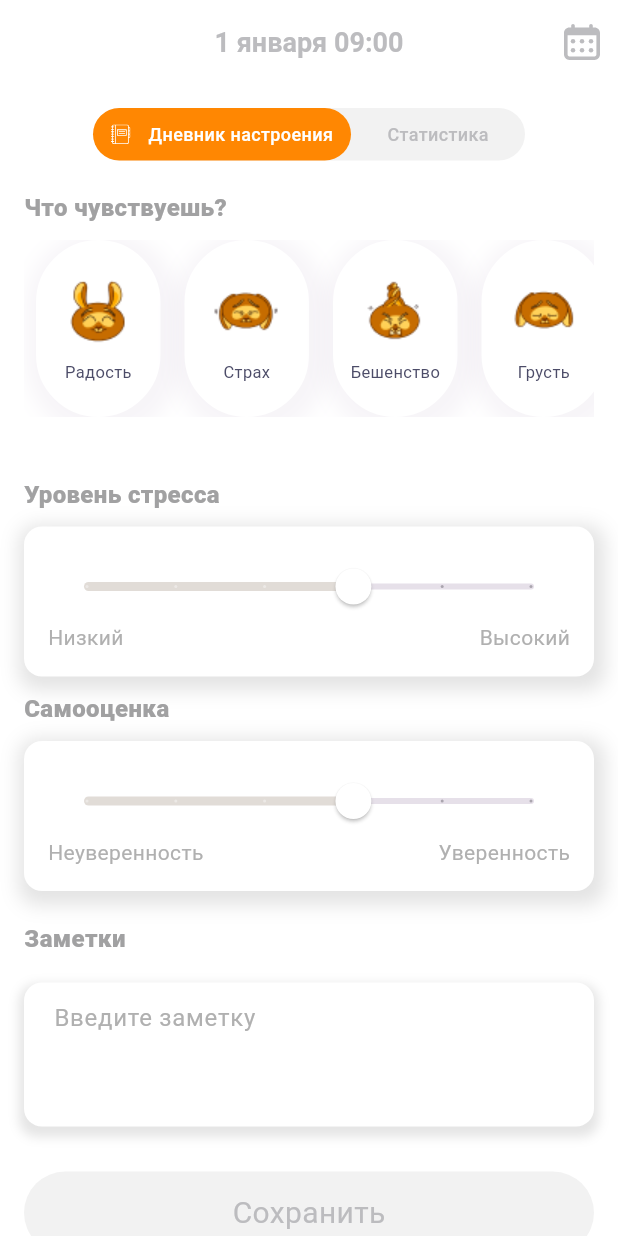
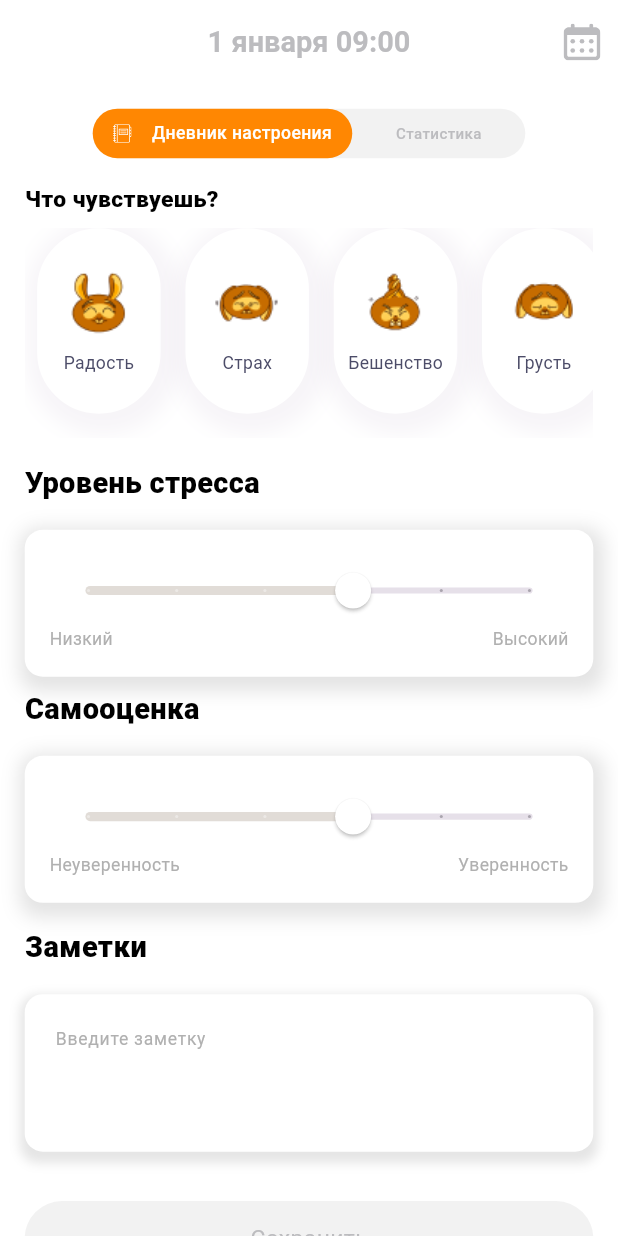
Before and after one commit to KadirovAd/emo_diary, a Flutter app: the screen it shows after launch, on a phone screen of 412 x 824 dp. Run offline on Flutter 3.47's test engine with Material 3 defaults, Android fonts, the phone set to English and light mode, and no system bars; our stand-ins replace flutter_svg, responsive_sizer; missing offline and left inert: paged_vertical_calendar.

Commit message:
its done

```diff
--- a/lib/src/constants/text_styles/text_styles.dart
+++ b/lib/src/constants/text_styles/text_styles.dart
@@ -20,7 +20,7 @@ class AppTextStyles {
   );
 
   static const sectionTitle = TextStyle(
-    color: Color.fromARGB(255, 161, 161, 162),
+    color: Colors.black,
     fontSize: 16,
     fontWeight: FontWeight.w800,
   );
--- a/lib/src/presentation/pages/calendar_monthe.dart
+++ b/lib/src/presentation/pages/calendar_monthe.dart
@@ -1,5 +1,6 @@
 import 'package:emo_diary/src/constants/text_styles/text_styles.dart';
 import 'package:flutter/material.dart';
+import 'package:responsive_sizer/responsive_sizer.dart';
 
 class CalendarView extends StatelessWidget {
   const CalendarView({super.key});
@@ -45,11 +46,11 @@ class CalendarView extends StatelessWidget {
     return Column(
       children: [
         Padding(
-          padding: const EdgeInsets.symmetric(vertical: 16.0),
+          padding: EdgeInsets.symmetric(vertical: 2.h),
           child: Center(
             child: Text(
               year.toString(),
-              style: AppTextStyles.sectionTitle,
+              style: AppTextStyles.sectionTitle.copyWith(fontSize: 18.sp),
             ),
           ),
         ),
@@ -78,8 +79,8 @@ class CalendarView extends StatelessWidget {
       bool isToday = DateTime.now()
           .isAtSameMomentAs(DateTime(monthDate.year, monthDate.month, day));
       return Container(
-        width: 40.0,
-        height: 40.0,
+        width: 10.w,
+        height: 10.w,
         decoration: BoxDecoration(
           shape: BoxShape.circle,
           color: isToday ? Colors.orange : Colors.transparent,
@@ -89,7 +90,7 @@ class CalendarView extends StatelessWidget {
             day.toString(),
             style: TextStyle(
               color: isToday ? Colors.white : Colors.black,
-              fontSize: 12,
+              fontSize: 14.sp,
             ),
           ),
         ),
@@ -97,20 +98,20 @@ class CalendarView extends StatelessWidget {
     }));
 
     return Padding(
-      padding: const EdgeInsets.all(3.0),
+      padding: EdgeInsets.all(1.w),
       child: SizedBox(
-        width: 170,
+        width: 45.w,
         child: Column(
           crossAxisAlignment: CrossAxisAlignment.start,
           children: [
             Text(
               monthName,
-              style: const TextStyle(
-                  fontSize: 16,
+              style: TextStyle(
+                  fontSize: 16.sp,
                   color: Colors.black,
                   fontWeight: FontWeight.w700),
             ),
-            const SizedBox(height: 4.0),
+            SizedBox(height: 1.h),
             GridView.count(
               crossAxisCount: 7,
               shrinkWrap: true,
@@ -132,16 +133,16 @@ class CalendarView extends StatelessWidget {
         actions: [
           TextButton(
               onPressed: () {},
-              child: const Text(
+              child: Text(
                 'Сегодня',
-                style: AppTextStyles.appBarTitle,
+                style: AppTextStyles.appBarTitle.copyWith(fontSize: 18.sp),
               )),
         ],
         centerTitle: true,
       ),
       body: SingleChildScrollView(
         child: Padding(
-          padding: const EdgeInsets.all(8.0),
+          padding: EdgeInsets.all(2.w),
           child: Column(
             children: buildYearWidgets(context),
           ),
--- a/lib/src/presentation/pages/calendar_screen.dart
+++ b/lib/src/presentation/pages/calendar_screen.dart
@@ -3,6 +3,7 @@ import 'package:flutter/material.dart';
 import 'package:intl/intl.dart';
 import 'package:paged_vertical_calendar/paged_vertical_calendar.dart';
 import 'package:emo_diary/src/presentation/pages/calendar_monthe.dart';
+import 'package:responsive_sizer/responsive_sizer.dart';
 
 class DatePicker extends StatefulWidget {
   const DatePicker({super.key});
@@ -23,25 +24,26 @@ class _DatePickerState extends State<DatePicker> {
   @override
   Widget build(BuildContext context) {
     return Scaffold(
+      backgroundColor: Colors.white,
       appBar: AppBar(
         backgroundColor: Colors.white,
         actions: [
           TextButton(
             onPressed: () {},
-            child: const Text(
+            child: Text(
               'Сегодня',
-              style: AppTextStyles.appBarTitle,
+              style: AppTextStyles.appBarTitle.copyWith(fontSize: 18.sp),
             ),
           ),
         ],
       ),
       body: Padding(
-        padding: const EdgeInsets.all(12.0),
+        padding: EdgeInsets.all(2.w),
         child: Material(
           child: PagedVerticalCalendar(
             monthBuilder: (context, month, year) {
               return Padding(
-                padding: const EdgeInsets.only(right: 290),
+                padding: EdgeInsets.only(right: 70.w),
                 child: GestureDetector(
                   onTap: () {
                     Navigator.push(
@@ -56,11 +58,15 @@ class _DatePickerState extends State<DatePicker> {
                     children: [
                       Text(
                         DateFormat('yyyy').format(DateTime(year, month)),
-                        style: AppTextStyles.sectionTitle,
+                        style: const TextStyle(
+                                color: Color.fromARGB(255, 208, 208, 208),
+                                fontWeight: FontWeight.w600)
+                            .copyWith(fontSize: 16.sp),
                       ),
                       Text(
                         DateFormat('MMMM').format(DateTime(year, month)),
-                        style: AppTextStyles.monthName,
+                        style:
+                            AppTextStyles.monthName.copyWith(fontSize: 18.sp),
                       ),
                     ],
                   ),
@@ -79,15 +85,16 @@ class _DatePickerState extends State<DatePicker> {
                   }
                 }),
                 child: Container(
-                  margin: const EdgeInsets.all(4),
+                  margin: EdgeInsets.all(1.w),
                   decoration: BoxDecoration(
-                    color: inRange ? const Color(0x3FFF8702) : Colors.white,
+                    color:
+                        inRange ? const Color(0x3FFF8702) : Colors.transparent,
                     borderRadius: BorderRadius.circular(50),
                   ),
                   child: Center(
                     child: Text(
                       DateFormat('d').format(date),
-                      style: AppTextStyles.dayNumber,
+                      style: AppTextStyles.dayNumber.copyWith(fontSize: 15.sp),
                     ),
                   ),
                 ),
--- a/lib/src/presentation/pages/mood_tracker_page.dart
+++ b/lib/src/presentation/pages/mood_tracker_page.dart
@@ -1,3 +1,4 @@
+import 'package:emo_diary/src/presentation/widgets/build_emotion_button.dart';
 import 'package:flutter/material.dart';
 import 'package:flutter_svg/flutter_svg.dart';
 import 'package:emo_diary/src/constants/decoration/decoration.dart';
@@ -5,6 +6,7 @@ import 'package:emo_diary/src/constants/list_view/list_view_widget.dart';
 import 'package:emo_diary/src/constants/text_styles/text_styles.dart';
 import 'package:emo_diary/src/presentation/widgets/slider_wedget/slider_wedget.dart';
 import 'package:emo_diary/src/presentation/pages/calendar_screen.dart';
+import 'package:responsive_sizer/responsive_sizer.dart';
 
 class MoodTrackerPage extends StatefulWidget {
   const MoodTrackerPage({super.key});
@@ -92,7 +94,10 @@ class _MoodTrackerPageState extends State<MoodTrackerPage> {
       appBar: AppBar(
         backgroundColor: Colors.white,
         centerTitle: true,
-        title: const Text('1 января 09:00', style: AppTextStyles.appBarTitle),
+        title: Text(
+          '1 января 09:00',
+          style: AppTextStyles.appBarTitle.copyWith(fontSize: 18.sp),
+        ),
         actions: [
           IconButton(
             onPressed: () {
@@ -103,31 +108,34 @@ class _MoodTrackerPageState extends State<MoodTrackerPage> {
                 ),
               );
             },
-            icon: SvgPicture.asset('assets/icons/wether.svg'),
+            icon: SvgPicture.asset(
+              'assets/icons/wether.svg',
+              height: 3.h,
+            ),
           ),
         ],
       ),
       body: SingleChildScrollView(
         child: Padding(
-          padding: const EdgeInsets.all(16.0),
+          padding: EdgeInsets.all(4.w),
           child: Column(
             crossAxisAlignment: CrossAxisAlignment.start,
             children: [
               Center(
                 child: SizedBox(
-                  width: 288,
-                  height: 35,
+                  width: 70.w,
+                  height: 4.h,
                   child: Stack(
                     children: [
                       Container(
-                        width: 288,
-                        height: 35,
+                        width: 70.w,
+                        height: 4.h,
                         decoration: AppDecoration.switchButtonContainer,
                         child: Row(
                           children: [
                             Container(
-                              width: 172,
-                              height: 35,
+                              width: 42.w,
+                              height: 4.h,
                               decoration: AppDecoration.switchButtonActive,
                               child: Row(
                                 mainAxisAlignment:
@@ -135,20 +143,22 @@ class _MoodTrackerPageState extends State<MoodTrackerPage> {
                                 children: [
                                   SvgPicture.asset(
                                     'assets/icons/book.svg',
-                                    height: 13,
+                                    height: 1.5.h,
                                   ),
-                                  const Text(
+                                  Text(
                                     'Дневник настроения',
-                                    style: AppTextStyles.switchButtonActive,
+                                    style: AppTextStyles.switchButtonActive
+                                        .copyWith(fontSize: 14.sp),
                                   ),
                                 ],
                               ),
                             ),
-                            const Expanded(
+                            Expanded(
                               child: Center(
                                 child: Text(
                                   'Статистика',
-                                  style: AppTextStyles.switchButtonInactive,
+                                  style: AppTextStyles.switchButtonInactive
+                                      .copyWith(fontSize: 13.sp),
                                 ),
                               ),
                             ),
@@ -159,14 +169,14 @@ class _MoodTrackerPageState extends State<MoodTrackerPage> {
                   ),
                 ),
               ),
-              const SizedBox(height: 20),
-              const Text(
+              SizedBox(height: 2.h),
+              Text(
                 'Что чувствуешь?',
-                style: AppTextStyles.sectionTitle,
+                style: AppTextStyles.sectionTitle.copyWith(fontSize: 16.sp),
               ),
-              const SizedBox(height: 10),
+              SizedBox(height: 1.h),
               SizedBox(
-                height: 118,
+                height: 17.h,
                 child: ListView.builder(
                   scrollDirection: Axis.horizontal,
                   itemCount: AppListview.emotions.length,
@@ -174,19 +184,18 @@ class _MoodTrackerPageState extends State<MoodTrackerPage> {
                     final emotion = AppListview.emotions[index];
                     return GestureDetector(
                       onTap: () => _onEmotionSelected(index, emotion['label']!),
-                      child: _buildEmotionButton(
-                        emotion['label']!,
-                        emotion['asset']!,
-                        index == selectedEmotionIndex,
+                      child: BuildEmotionButton(
+                        asset: emotion['asset']!,
+                        isSelected: index == selectedEmotionIndex,
+                        label: emotion['label']!,
                       ),
                     );
                   },
                 ),
               ),
-              const SizedBox(height: 20),
               Wrap(
-                spacing: 8.0,
-                runSpacing: 8.0,
+                spacing: 2.w,
+                runSpacing: 2.w,
                 children: selectedCategories.map((category) {
                   return Container(
                     decoration: BoxDecoration(
@@ -195,11 +204,12 @@ class _MoodTrackerPageState extends State<MoodTrackerPage> {
                           : Colors.grey[200],
                       borderRadius: BorderRadius.circular(12.0),
                     ),
-                    padding: const EdgeInsets.symmetric(
-                        horizontal: 12.0, vertical: 8.0),
+                    padding:
+                        EdgeInsets.symmetric(horizontal: 4.w, vertical: 1.h),
                     child: Text(
                       category,
                       style: TextStyle(
+                        fontSize: 14.sp,
                         color: category == highlightedCategory
                             ? Colors.white
                             : Colors.black,
@@ -208,7 +218,7 @@ class _MoodTrackerPageState extends State<MoodTrackerPage> {
                   );
                 }).toList(),
               ),
-              const SizedBox(height: 20),
+              SizedBox(height: 2.h),
               Column(
                 crossAxisAlignment: CrossAxisAlignment.start,
                 children: [
@@ -218,7 +228,7 @@ class _MoodTrackerPageState extends State<MoodTrackerPage> {
                     textth: 'Высокий',
                     highlightedCategory: highlightedCategory,
                   ),
-                  const SizedBox(height: 10),
+                  SizedBox(height: 1.h),
                   SliderWedget(
                     textf: 'Самооценка',
                     texts: 'Неуверенность',
@@ -227,39 +237,37 @@ class _MoodTrackerPageState extends State<MoodTrackerPage> {
                   ),
                 ],
               ),
-              const SizedBox(height: 20),
-              const Text(
+              SizedBox(height: 2.h),
+              Text(
                 'Заметки',
-                style: AppTextStyles.sectionTitle,
+                style: AppTextStyles.sectionTitle.copyWith(fontSize: 18.sp),
               ),
-              const SizedBox(
-                height: 18,
-              ),
+              SizedBox(height: 2.h),
               Container(
                 decoration: AppDecoration.noteContainer,
-                child: const TextField(
+                child: TextField(
                   maxLines: 3,
                   decoration: InputDecoration(
-                    border: OutlineInputBorder(
+                    border: const OutlineInputBorder(
                       borderSide: BorderSide.none,
                       borderRadius: BorderRadius.all(Radius.circular(12.0)),
                     ),
                     hintText: 'Введите заметку',
-                    hintStyle: AppTextStyles.hintText,
+                    hintStyle: AppTextStyles.hintText.copyWith(fontSize: 14.sp),
                     fillColor: Colors.white,
                     contentPadding:
-                        EdgeInsets.symmetric(horizontal: 16.0, vertical: 12.0),
+                        EdgeInsets.symmetric(horizontal: 4.w, vertical: 2.h),
                   ),
                 ),
               ),
-              const SizedBox(height: 30),
+              SizedBox(height: 4.h),
               Container(
-                height: 55,
+                height: 6.h,
                 decoration: AppDecoration.saveContainer,
-                child: const Center(
+                child: Center(
                   child: Text(
                     'Сохранить',
-                    style: AppTextStyles.saveButton,
+                    style: AppTextStyles.saveButton.copyWith(fontSize: 16.sp),
                   ),
                 ),
               )
@@ -269,52 +277,4 @@ class _MoodTrackerPageState extends State<MoodTrackerPage> {
       ),
     );
   }
-
-  Widget _buildEmotionButton(String label, String asset, bool isSelected) {
-    return Padding(
-      padding: const EdgeInsets.symmetric(horizontal: 8.0),
-      child: Column(
-        children: [
-          Container(
-            width: 83,
-            height: 118,
-            decoration: BoxDecoration(
-                color: Colors.white,
-                borderRadius: BorderRadius.circular(78),
-                border: Border.all(
-                  color: isSelected ? Colors.orange : Colors.white,
-                  width: 2,
-                ),
-                boxShadow: const [
-                  BoxShadow(
-                    color: Color(0x1CB5A1C0),
-                    blurRadius: 10.80,
-                    offset: Offset(3, 4),
-                    spreadRadius: 10,
-                  )
-                ]),
-            child: Column(
-              mainAxisAlignment: MainAxisAlignment.center,
-              children: [
-                asset.endsWith('.svg')
-                    ? SvgPicture.asset(
-                        asset,
-                        height: 50,
-                      )
-                    : Image.asset(
-                        asset,
-                        height: 50,
-                      ),
-                const SizedBox(height: 8),
-                Text(
-                  label,
-                  style: AppTextStyles.emotionLabel,
-                ),
-              ],
-            ),
-          ),
-        ],
-      ),
-    );
-  }
 }
--- /dev/null
+++ b/lib/src/presentation/widgets/build_emotion_button.dart
@@ -0,0 +1,64 @@
+import 'package:emo_diary/src/constants/text_styles/text_styles.dart';
+import 'package:flutter/material.dart';
+import 'package:flutter_svg/svg.dart';
+import 'package:responsive_sizer/responsive_sizer.dart';
+
+class BuildEmotionButton extends StatelessWidget {
+  const BuildEmotionButton(
+      {super.key,
+      required this.isSelected,
+      required this.label,
+      required this.asset});
+  final bool isSelected;
+  final String label;
+  final String asset;
+
+  @override
+  Widget build(BuildContext context) {
+    return Padding(
+      padding: EdgeInsets.symmetric(horizontal: 2.w),
+      child: Column(
+        children: [
+          Container(
+            width: 20.w,
+            height: 15.h,
+            decoration: BoxDecoration(
+                color: Colors.white,
+                borderRadius: BorderRadius.circular(78),
+                border: Border.all(
+                  color: isSelected ? Colors.orange : Colors.white,
+                  width: 2,
+                ),
+                boxShadow: const [
+                  BoxShadow(
+                    color: Color(0x1CB5A1C0),
+                    blurRadius: 10.80,
+                    offset: Offset(3, 4),
+                    spreadRadius: 10,
+                  )
+                ]),
+            child: Column(
+              mainAxisAlignment: MainAxisAlignment.center,
+              children: [
+                asset.endsWith('.svg')
+                    ? SvgPicture.asset(
+                        asset,
+                        height: 6.h,
+                      )
+                    : Image.asset(
+                        asset,
+                        height: 6.h,
+                      ),
+                SizedBox(height: 1.h),
+                Text(
+                  label,
+                  style: AppTextStyles.emotionLabel.copyWith(fontSize: 14.sp),
+                ),
+              ],
+            ),
+          ),
+        ],
+      ),
+    );
+  }
+}
--- a/lib/src/presentation/widgets/slider_wedget/slider_wedget.dart
+++ b/lib/src/presentation/widgets/slider_wedget/slider_wedget.dart
@@ -1,6 +1,7 @@
 import 'package:flutter/material.dart';
 import 'package:emo_diary/src/constants/decoration/decoration.dart';
 import 'package:emo_diary/src/constants/text_styles/text_styles.dart';
+import 'package:responsive_sizer/responsive_sizer.dart';
 
 class SliderWedget extends StatefulWidget {
   const SliderWedget({
@@ -32,11 +33,11 @@ class _SliderWedgetState extends State<SliderWedget> {
       children: [
         Text(
           widget.textf,
-          style: AppTextStyles.sectionTitle,
+          style: AppTextStyles.sectionTitle.copyWith(fontSize: 18.sp),
         ),
-        const SizedBox(height: 10),
+        SizedBox(height: 2.h),
         Container(
-          padding: const EdgeInsets.all(16.0),
+          padding: EdgeInsets.all(4.w),
           decoration: AppDecoration.sliderContainer.copyWith(
             boxShadow: [
               const BoxShadow(
@@ -56,7 +57,7 @@ class _SliderWedgetState extends State<SliderWedget> {
                   thumbColor: isHighlighted ? Colors.orange : Colors.white,
                   thumbShape:
                       const RoundSliderThumbShape(enabledThumbRadius: 12.0),
-                  trackHeight: 4.0,
+                  trackHeight: 0.5.h,
                 ),
                 child: Slider(
                   value: _sliderValue,
@@ -74,8 +75,10 @@ class _SliderWedgetState extends State<SliderWedget> {
               Row(
                 mainAxisAlignment: MainAxisAlignment.spaceBetween,
                 children: [
-                  Text(widget.texts, style: AppTextStyles.hintText),
-                  Text(widget.textth, style: AppTextStyles.hintText),
+                  Text(widget.texts,
+                      style: AppTextStyles.hintText.copyWith(fontSize: 14.sp)),
+                  Text(widget.textth,
+                      style: AppTextStyles.hintText.copyWith(fontSize: 14.sp)),
                 ],
               ),
             ],
```
